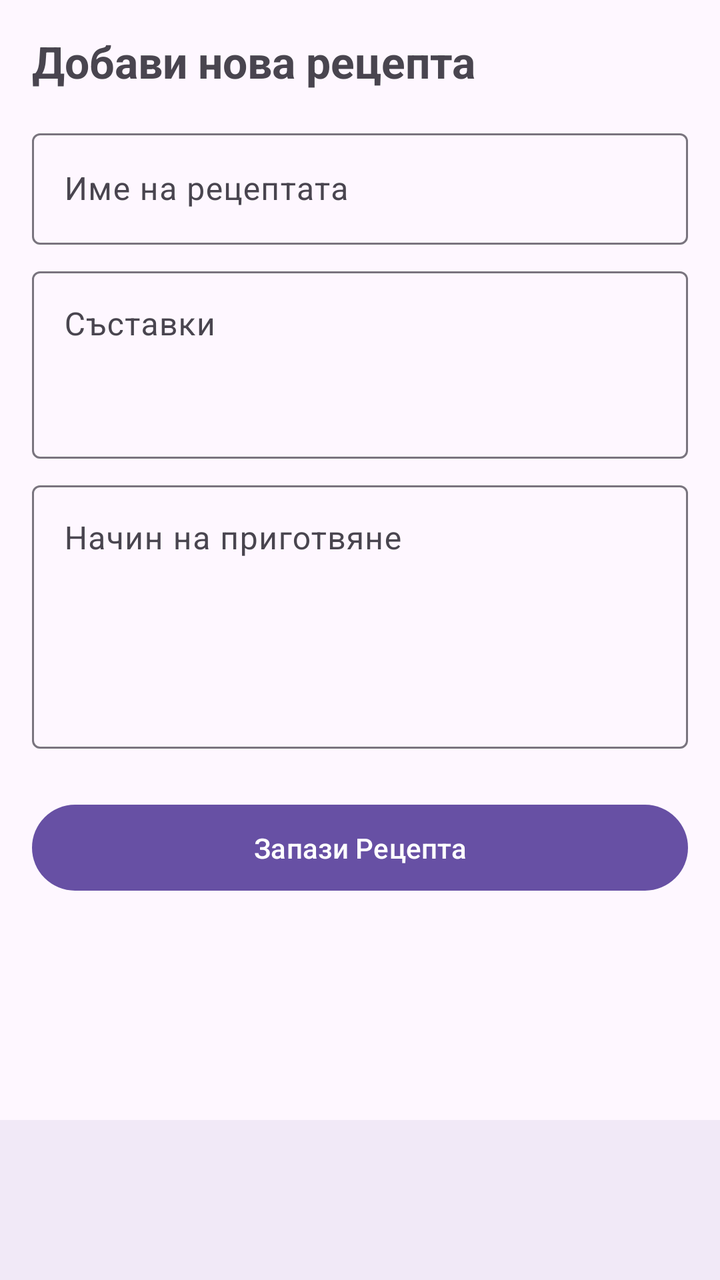
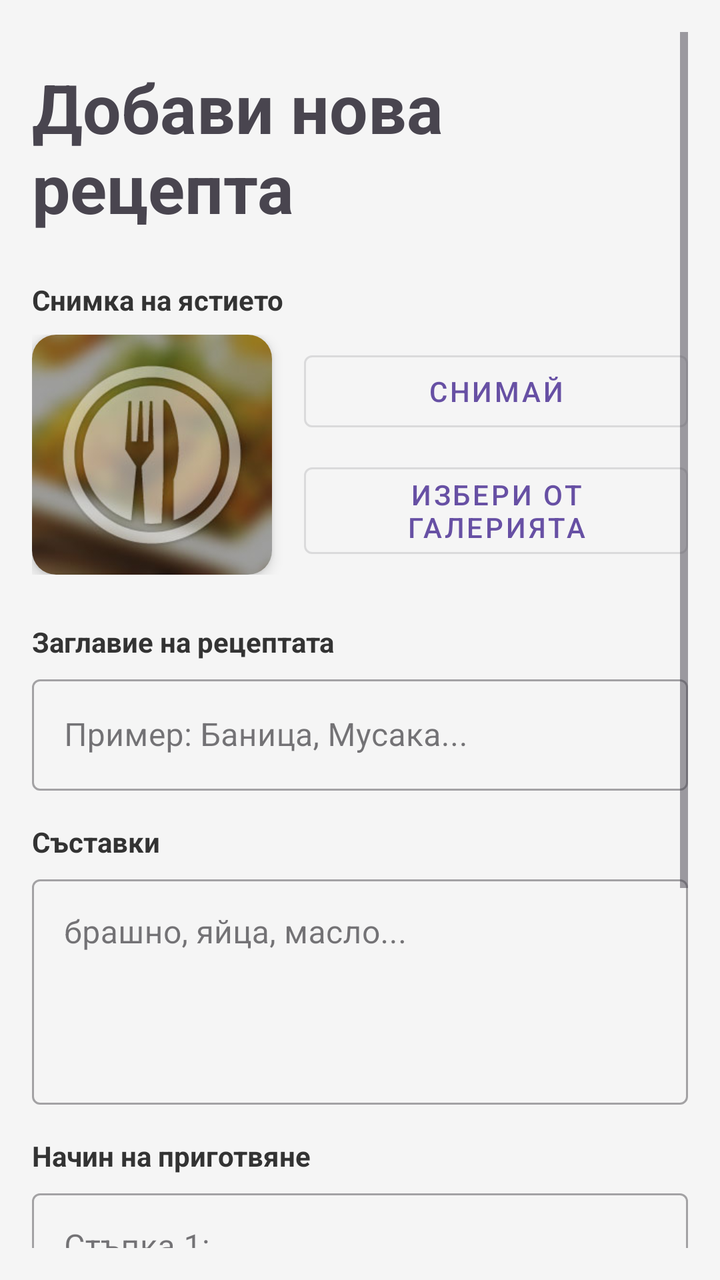

Two renders of the same Android screen: before a commit and after it. Below are the layout's source before the change and the commit's diff.
<!-- AndroidManifest.xml: application theme Theme.RecipeApp -->
<!-- res/layout/fragment_add_recipe.xml -->
<?xml version="1.0" encoding="utf-8"?>
<androidx.constraintlayout.widget.ConstraintLayout
    xmlns:android="http://schemas.android.com/apk/res/android"
    xmlns:app="http://schemas.android.com/apk/res-auto"
    xmlns:tools="http://schemas.android.com/tools"
    android:layout_width="match_parent"
    android:layout_height="match_parent"
    >

    <ScrollView
        android:layout_width="match_parent"
        android:layout_height="0dp"
        android:padding="16dp"
        app:layout_constraintTop_toTopOf="parent"
        app:layout_constraintBottom_toTopOf="@id/bottom_navigation">

        <LinearLayout
            android:layout_width="match_parent"
            android:layout_height="wrap_content"
            android:orientation="vertical">

            <TextView
                android:layout_width="wrap_content"
                android:layout_height="wrap_content"
                android:text="Добави нова рецепта"
                android:textSize="22sp"
                android:textStyle="bold"
                android:layout_marginBottom="16dp"/>

            <com.google.android.material.textfield.TextInputLayout
                android:layout_width="match_parent"
                android:layout_height="wrap_content"
                android:hint="Име на рецептата">
                <com.google.android.material.textfield.TextInputEditText
                    android:id="@+id/etTitle"
                    android:layout_width="match_parent"
                    android:layout_height="wrap_content" />
            </com.google.android.material.textfield.TextInputLayout>

            <com.google.android.material.textfield.TextInputLayout
                android:layout_width="match_parent"
                android:layout_height="wrap_content"
                android:layout_marginTop="8dp"
                android:hint="Съставки">
                <com.google.android.material.textfield.TextInputEditText
                    android:id="@+id/etIngredients"
                    android:layout_width="match_parent"
                    android:layout_height="wrap_content"
                    android:gravity="top"
                    android:minLines="3" />
            </com.google.android.material.textfield.TextInputLayout>

            <com.google.android.material.textfield.TextInputLayout
                android:layout_width="match_parent"
                android:layout_height="wrap_content"
                android:layout_marginTop="8dp"
                android:hint="Начин на приготвяне">
                <com.google.android.material.textfield.TextInputEditText
                    android:id="@+id/etInstructions"
                    android:layout_width="match_parent"
                    android:layout_height="wrap_content"
                    android:gravity="top"
                    android:minLines="5" />
            </com.google.android.material.textfield.TextInputLayout>

            <Button
                android:id="@+id/btnSave"
                android:layout_width="match_parent"
                android:layout_height="wrap_content"
                android:text="Запази Рецепта"
                android:layout_marginTop="24dp"
                android:padding="12dp" />
        </LinearLayout>
    </ScrollView>

    <com.google.android.material.bottomnavigation.BottomNavigationView
        android:id="@+id/bottom_navigation"
        android:layout_width="match_parent"
        android:layout_height="wrap_content"
        android:background="?android:attr/windowBackground"
        app:layout_constraintBottom_toBottomOf="parent"
        tools:layout_editor_absoluteX="0dp" />

</androidx.constraintlayout.widget.ConstraintLayout>
<!-- resources referenced by this layout -->
<resources>
  <style name="Theme.RecipeApp" parent="Base.Theme.RecipeApp" />
  <style name="Base.Theme.RecipeApp" parent="Theme.Material3.DayNight.NoActionBar">
          
          
      </style>
</resources>

<!-- the commit's change to res/layout/fragment_add_recipe.xml (unified diff, before → after) -->
@@ -5,80 +5,179 @@
     xmlns:tools="http://schemas.android.com/tools"
     android:layout_width="match_parent"
     android:layout_height="match_parent"
-    >
+    android:background="#F5F5F5">
 
     <ScrollView
         android:layout_width="match_parent"
         android:layout_height="0dp"
         android:padding="16dp"
+        android:paddingBottom="16dp"
         app:layout_constraintTop_toTopOf="parent"
-        app:layout_constraintBottom_toTopOf="@id/bottom_navigation">
+        app:layout_constraintBottom_toBottomOf="parent"
+        app:layout_constraintEnd_toEndOf="parent"
+        app:layout_constraintStart_toStartOf="parent">
+
+    <LinearLayout
+        android:layout_width="match_parent"
+        android:layout_height="wrap_content"
+        android:orientation="vertical">
+
+        <TextView
+            android:layout_width="wrap_content"
+            android:layout_height="wrap_content"
+            android:text="Добави нова рецепта"
+            android:textSize="34sp"
+            android:textStyle="bold"
+            android:layout_marginTop="15dp"
+            android:layout_marginBottom="24dp"
+            android:layout_gravity="center"/>
+
+        
+        <TextView
+            android:layout_width="wrap_content"
+            android:layout_height="wrap_content"
+            android:text="Снимка на ястието"
+            android:textSize="14sp"
+            android:textStyle="bold"
+            android:textColor="#333333"
+            android:layout_marginBottom="8dp" />
 
         <LinearLayout
             android:layout_width="match_parent"
             android:layout_height="wrap_content"
-            android:orientation="vertical">
+            android:orientation="horizontal"
+            android:gravity="center"
+            android:layout_marginBottom="16dp">
 
-            <TextView
-                android:layout_width="wrap_content"
+            <androidx.cardview.widget.CardView
+                android:id="@+id/cvPhotoPreview"
+                android:layout_width="120dp"
+                android:layout_height="120dp"
+                android:layout_marginEnd="16dp"
+                app:cardCornerRadius="12dp"
+                app:cardElevation="4dp">
+
+                <ImageView
+                    android:id="@+id/ivPhotoPreview"
+                    android:layout_width="match_parent"
+                    android:layout_height="match_parent"
+                    android:scaleType="centerCrop"
+                    android:src="@drawable/ic_add_photo" />
+
+            </androidx.cardview.widget.CardView>
+
+            <LinearLayout
+                android:layout_width="0dp"
                 android:layout_height="wrap_content"
-                android:text="Добави нова рецепта"
-                android:textSize="22sp"
-                android:textStyle="bold"
-                android:layout_marginBottom="16dp"/>
+                android:layout_weight="1"
+                android:orientation="vertical">
 
-            <com.google.android.material.textfield.TextInputLayout
+                <Button
+                    android:id="@+id/btnTakePhoto"
+                    android:layout_width="match_parent"
+                    android:layout_height="wrap_content"
+                    android:text="Снимай"
+                    android:layout_marginBottom="8dp"
+                    style="@style/Widget.MaterialComponents.Button.OutlinedButton" />
+
+                <Button
+                    android:id="@+id/btnChoosePhoto"
+                    android:layout_width="match_parent"
+                    android:layout_height="wrap_content"
+                    android:text="Избери от галерията"
+                    style="@style/Widget.MaterialComponents.Button.OutlinedButton" />
+
+            </LinearLayout>
+
+        </LinearLayout>
+
+        
+        <TextView
+            android:layout_width="wrap_content"
+            android:layout_height="wrap_content"
+            android:text="Заглавие на рецептата"
+            android:textSize="14sp"
+            android:textStyle="bold"
+            android:textColor="#333333"
+            android:layout_marginTop="8dp"
+            android:layout_marginBottom="4dp" />
+
+        <com.google.android.material.textfield.TextInputLayout
+            android:layout_width="match_parent"
+            android:layout_height="wrap_content"
+            style="@style/Widget.MaterialComponents.TextInputLayout.OutlinedBox">
+
+            <com.google.android.material.textfield.TextInputEditText
+                android:id="@+id/etTitle"
                 android:layout_width="match_parent"
                 android:layout_height="wrap_content"
-                android:hint="Име на рецептата">
-                <com.google.android.material.textfield.TextInputEditText
-                    android:id="@+id/etTitle"
-                    android:layout_width="match_parent"
-                    android:layout_height="wrap_content" />
-            </com.google.android.material.textfield.TextInputLayout>
+                android:hint="Пример: Баница, Мусака..." />
+        </com.google.android.material.textfield.TextInputLayout>
 
-            <com.google.android.material.textfield.TextInputLayout
+        
+        <TextView
+            android:layout_width="wrap_content"
+            android:layout_height="wrap_content"
+            android:text="Съставки"
+            android:textSize="14sp"
+            android:textStyle="bold"
+            android:textColor="#333333"
+            android:layout_marginTop="16dp"
+            android:layout_marginBottom="4dp" />
+
+        <com.google.android.material.textfield.TextInputLayout
+            android:layout_width="match_parent"
+            android:layout_height="wrap_content"
+            style="@style/Widget.MaterialComponents.TextInputLayout.OutlinedBox">
+
+            <com.google.android.material.textfield.TextInputEditText
+                android:id="@+id/etIngredients"
                 android:layout_width="match_parent"
                 android:layout_height="wrap_content"
-                android:layout_marginTop="8dp"
-                android:hint="Съставки">
-                <com.google.android.material.textfield.TextInputEditText
-                    android:id="@+id/etIngredients"
-                    android:layout_width="match_parent"
-                    android:layout_height="wrap_content"
-                    android:gravity="top"
-                    android:minLines="3" />
-            </com.google.android.material.textfield.TextInputLayout>
+                android:gravity="top"
+                android:minLines="4"
+                android:hint="брашно, яйца, масло..." />
+        </com.google.android.material.textfield.TextInputLayout>
 
-            <com.google.android.material.textfield.TextInputLayout
+        
+        <TextView
+            android:layout_width="wrap_content"
+            android:layout_height="wrap_content"
+            android:text="Начин на приготвяне"
+            android:textSize="14sp"
+            android:textStyle="bold"
+            android:textColor="#333333"
+            android:layout_marginTop="16dp"
+            android:layout_marginBottom="4dp" />
+
+        <com.google.android.material.textfield.TextInputLayout
+            android:layout_width="match_parent"
+            android:layout_height="wrap_content"
+            style="@style/Widget.MaterialComponents.TextInputLayout.OutlinedBox">
+
+            <com.google.android.material.textfield.TextInputEditText
+                android:id="@+id/etInstructions"
                 android:layout_width="match_parent"
                 android:layout_height="wrap_content"
-                android:layout_marginTop="8dp"
-                android:hint="Начин на приготвяне">
-                <com.google.android.material.textfield.TextInputEditText
-                    android:id="@+id/etInstructions"
-                    android:layout_width="match_parent"
-                    android:layout_height="wrap_content"
-                    android:gravity="top"
-                    android:minLines="5" />
-            </com.google.android.material.textfield.TextInputLayout>
+                android:gravity="top"
+                android:minLines="8"
+                android:hint="Стъпка 1: ..." />
+        </com.google.android.material.textfield.TextInputLayout>
 
-            <Button
-                android:id="@+id/btnSave"
-                android:layout_width="match_parent"
-                android:layout_height="wrap_content"
-                android:text="Запази Рецепта"
-                android:layout_marginTop="24dp"
-                android:padding="12dp" />
-        </LinearLayout>
-    </ScrollView>
+        <Button
+            android:id="@+id/btnSave"
+            android:layout_width="match_parent"
+            android:layout_height="60dp"
+            android:text="ЗАПАЗИ РЕЦЕПТА"
+            android:layout_marginTop="32dp"
+            android:layout_marginBottom="32dp"
+            android:backgroundTint="#4CAF50"
+            android:textColor="@android:color/white"
+            android:textSize="16sp"
+            android:textStyle="bold" />
 
-    <com.google.android.material.bottomnavigation.BottomNavigationView
-        android:id="@+id/bottom_navigation"
-        android:layout_width="match_parent"
-        android:layout_height="wrap_content"
-        android:background="?android:attr/windowBackground"
-        app:layout_constraintBottom_toBottomOf="parent"
-        tools:layout_editor_absoluteX="0dp" />
+    </LinearLayout>
+</ScrollView>
 
-</androidx.constraintlayout.widget.ConstraintLayout>
+
+    </androidx.constraintlayout.widget.ConstraintLayout>
<!-- resource entries referenced after the edit -->
@@ -1,5 +1,6 @@
 <!-- resources referenced by this layout -->
 <resources>
+  <!-- drawable ic_add_photo: jpeg bitmap (drawable, 10824 bytes) -->
   <style name="Theme.RecipeApp" parent="Base.Theme.RecipeApp" />
   <style name="Base.Theme.RecipeApp" parent="Theme.Material3.DayNight.NoActionBar">
           
